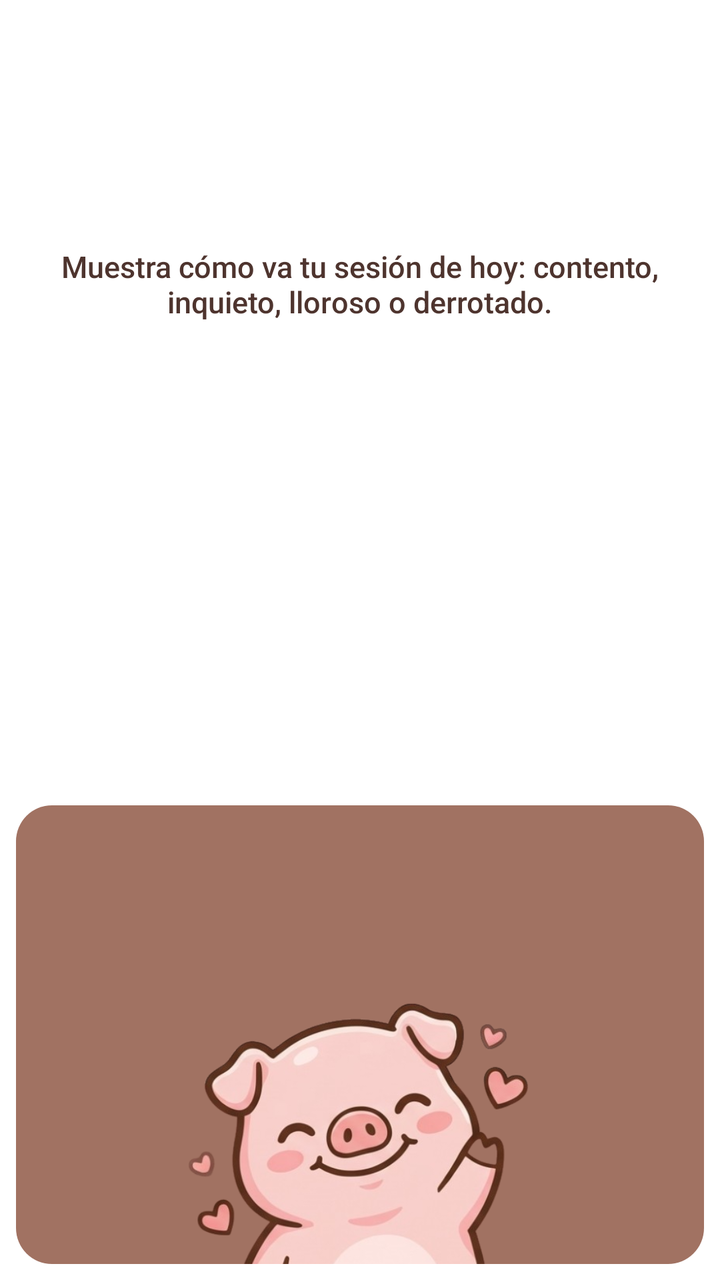
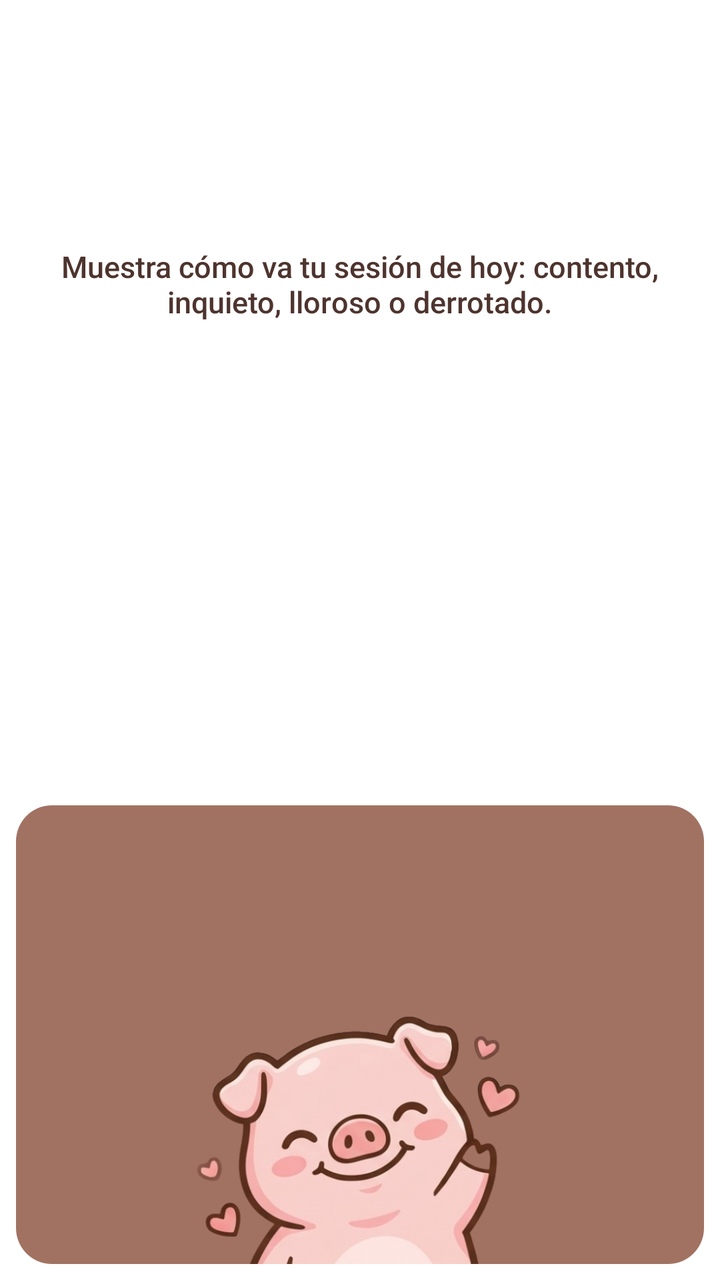

Two renders of the same Android screen: before a commit and after it. Below are the layout's source before the change and the commit's diff.
<!-- AndroidManifest.xml: application theme Theme.Orofacial -->
<!-- res/layout/widget_orofacial.xml -->
<?xml version="1.0" encoding="utf-8"?>
<LinearLayout xmlns:android="http://schemas.android.com/apk/res/android"
    android:id="@+id/widget_root"
    android:layout_width="match_parent"
    android:layout_height="match_parent"
    android:orientation="vertical"
    android:padding="8dp">

    <FrameLayout
        android:layout_width="match_parent"
        android:layout_height="match_parent">

        <LinearLayout
            android:layout_width="match_parent"
            android:layout_height="match_parent"
            android:orientation="vertical">

            <TextView
                android:id="@+id/widget_message"
                android:layout_width="match_parent"
                android:layout_height="0dp"
                android:layout_weight="220"
                android:background="@drawable/widget_card_top"
                android:ellipsize="end"
                android:fontFamily="sans-serif-medium"
                android:gravity="center"
                android:maxLines="2"
                android:padding="10dp"
                android:text="@string/widget_desc"
                android:textColor="#4E342E"
                android:textSize="15sp" />

            
            <LinearLayout
                android:layout_width="match_parent"
                android:layout_height="0dp"
                android:layout_weight="104"
                android:orientation="vertical" />

            <LinearLayout
                android:layout_width="match_parent"
                android:layout_height="0dp"
                android:layout_weight="188"
                android:background="@drawable/widget_card_bottom"
                android:orientation="vertical" />

        </LinearLayout>

        
        <ImageView
            android:id="@+id/widget_mood"
            android:layout_width="200dp"
            android:layout_height="200dp"
            android:layout_gravity="bottom|center_horizontal"
            android:contentDescription="@string/widget_name"
            android:scaleType="fitCenter"
            android:src="@drawable/ic_mood_contento" />

    </FrameLayout>
</LinearLayout>
<!-- resources referenced by this layout -->
<resources>
  <!-- drawable ic_mood_contento: png bitmap (drawable-nodpi, 147634 bytes) -->
  <!-- drawable widget_card_bottom (drawable) -->
  <?xml version="1.0" encoding="utf-8"?>
  <shape xmlns:android="http://schemas.android.com/apk/res/android" android:shape="rectangle">
      <corners android:radius="18dp" />
      <solid android:color="#A17262" />
  </shape>
  <!-- drawable widget_card_top (drawable) -->
  <?xml version="1.0" encoding="utf-8"?>
  <shape xmlns:android="http://schemas.android.com/apk/res/android" android:shape="rectangle">
      <corners android:radius="18dp" />
      <solid android:color="#FFFFFF" />
  </shape>
  <string name="widget_desc">Muestra cómo va tu sesión de hoy: contento, inquieto, lloroso o derrotado.</string>
  <string name="widget_name">Orofacial hoy</string>
  <style name="Theme.Orofacial" parent="Theme.AppCompat.NoActionBar">
          <item name="android:windowFullscreen">true</item>
          <item name="android:windowLayoutInDisplayCutoutMode">shortEdges</item>
          
          <item name="android:windowBackground">@android:color/white</item>
          <item name="android:statusBarColor">@android:color/white</item>
          <item name="android:navigationBarColor">@android:color/white</item>
          
          <item name="android:windowLightStatusBar">true</item>
          <item name="android:windowLightNavigationBar">true</item>
      </style>
</resources>

<!-- the commit's change to res/layout/widget_orofacial.xml (unified diff, before → after) -->
@@ -49,8 +49,8 @@
         
         <ImageView
             android:id="@+id/widget_mood"
-            android:layout_width="200dp"
-            android:layout_height="200dp"
+            android:layout_width="190dp"
+            android:layout_height="190dp"
             android:layout_gravity="bottom|center_horizontal"
             android:contentDescription="@string/widget_name"
             android:scaleType="fitCenter"
